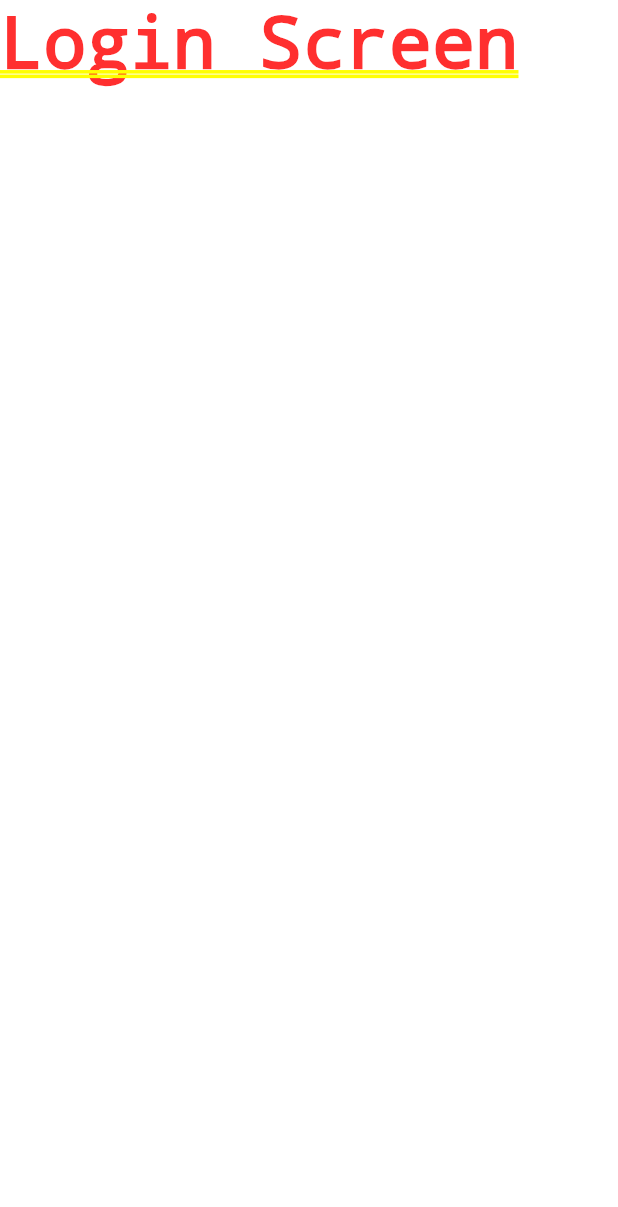
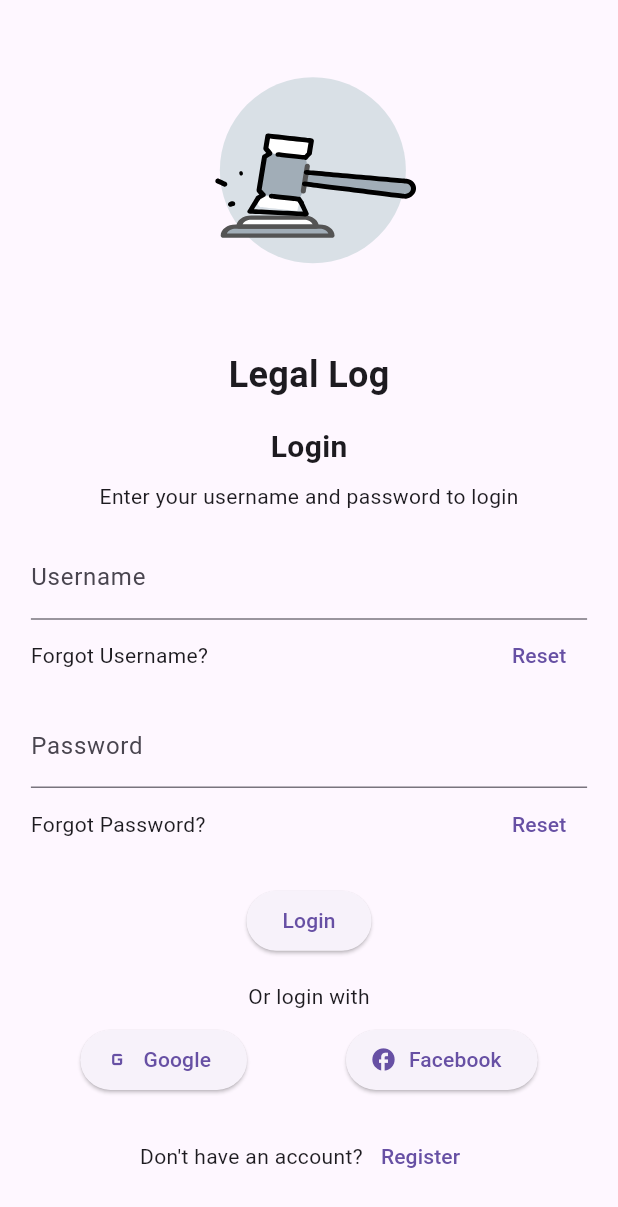
Before and after one commit to 0211Abhay/CPMAD_PROJECT, a Flutter app: the screen it shows after launch, on a phone screen of 412 x 824 dp. Shown: the top 1207 px of the screen. Run offline on Flutter 3.47's test engine with Material 3 defaults, Android fonts, the phone set to English and light mode, and no system bars; our stand-ins replace firebase_core, get, lottie; accounts and stored records are empty.

Commit message:
Added Login Scrren

```diff
--- a/legal_log/lib/features/authentication/screens/login_screen.dart
+++ b/legal_log/lib/features/authentication/screens/login_screen.dart
@@ -1,15 +1,153 @@
 import 'package:flutter/material.dart';
+import 'package:get/get.dart';
+import 'package:lottie/lottie.dart';
 
-class LoginScreen extends StatefulWidget {
-  const LoginScreen({super.key});
+class LoginScreen extends StatelessWidget {
+  final TextEditingController usernameController = TextEditingController();
+  final TextEditingController passwordController = TextEditingController();
+
+  LoginScreen({super.key});
 
   @override
-  State<LoginScreen> createState() => _LoginScreenState();
-}
+  Widget build(BuildContext context) {
+    final screenWidth = MediaQuery.of(context).size.width;
+    final screenHeight = MediaQuery.of(context).size.height;
 
-class _LoginScreenState extends State<LoginScreen> {
-  @override
-  Widget build(BuildContext context) {
-    return Text('Login Screen');
+    return Scaffold(
+      body: SingleChildScrollView(
+        child: Padding(
+          padding: EdgeInsets.symmetric(
+            horizontal: screenWidth * 0.05, // Adjust padding relative to screen width
+            vertical: screenHeight * 0.02, // Adjust vertical padding
+          ),
+          child: Column(
+            mainAxisAlignment: MainAxisAlignment.center,
+            children: [
+              // Logo
+              Lottie.asset(
+                "assets/lottie/hammer.json",
+                width: 200, // Adjust the width
+                height: 200, // Adjust the height
+                fit: BoxFit.contain, // Ensure it fits within its bounds
+              ),
+
+              SizedBox(height: screenHeight * 0.02), // Responsive spacing
+
+              const Text(
+                'Legal Log',
+                style: TextStyle(fontSize: 24, fontWeight: FontWeight.bold),
+              ),
+
+              SizedBox(height: screenHeight * 0.02),
+
+              const Text(
+                'Login',
+                style: TextStyle(fontSize: 20, fontWeight: FontWeight.bold),
+              ),
+
+              SizedBox(height: screenHeight * 0.01),
+
+              const Text('Enter your username and password to login'),
+
+              SizedBox(height: screenHeight * 0.02),
+
+              // Username Field
+              TextField(
+                controller: usernameController,
+                decoration: const InputDecoration(labelText: 'Username'),
+              ),
+
+              Row(
+                mainAxisAlignment: MainAxisAlignment.spaceBetween,
+                children: [
+                  const Text('Forgot Username?'),
+                  TextButton(
+                    onPressed: () {
+                      // Implement forgot username functionality
+                    },
+                    child: const Text('Reset'),
+                  ),
+                ],
+              ),
+
+              SizedBox(height: screenHeight * 0.01),
+
+              // Password Field
+              TextField(
+                controller: passwordController,
+                obscureText: true,
+                decoration: const InputDecoration(labelText: 'Password'),
+              ),
+
+              Row(
+                mainAxisAlignment: MainAxisAlignment.spaceBetween,
+                children: [
+                  const Text('Forgot Password?'),
+                  TextButton(
+                    onPressed: () {
+                      // Implement forgot password functionality
+                    },
+                    child: const Text('Reset'),
+                  ),
+                ],
+              ),
+
+              SizedBox(height: screenHeight * 0.02),
+
+              // Login Button
+              ElevatedButton(
+                onPressed: () {
+                  // Implement login logic using GetX
+                  Get.toNamed('/dashboard'); // Navigate to dashboard on successful login
+                },
+                child: const Text('Login'),
+              ),
+
+              SizedBox(height: screenHeight * 0.02),
+
+              const Text('Or login with'),
+
+              SizedBox(height: screenHeight * 0.01),
+
+              // Social Login Buttons
+              Row(
+                mainAxisAlignment: MainAxisAlignment.spaceAround,
+                children: [
+                  ElevatedButton.icon(
+                    onPressed: () {
+                      // Implement Google login
+                    },
+                    icon: const Icon(Icons.g_mobiledata),
+                    label: const Text('Google'),
+                  ),
+                  ElevatedButton.icon(
+                    onPressed: () {
+                      // Implement Facebook login
+                    },
+                    icon: const Icon(Icons.facebook),
+                    label: const Text('Facebook'),
+                  ),
+                ],
+              ),
+
+              SizedBox(height: screenHeight * 0.02),
+
+              Row(
+                mainAxisAlignment: MainAxisAlignment.center,
+                children: [
+                  const Text("Don't have an account?"),
+                  TextButton(
+                    onPressed: () {
+                      Get.toNamed('/register'); // Navigate to registration screen
+                    },
+                    child: const Text('Register'),
+                  ),
+                ],
+              )
+            ],
+          ),
+        ),
+      ),
+    );
   }
 }
--- a/legal_log/pubspec.yaml
+++ b/legal_log/pubspec.yaml
@@ -43,6 +43,9 @@ dependencies:
   syncfusion_flutter_pdfviewer: ^27.1.58
   geocoding: ^3.0.0
   geolocator: ^13.0.1
+  flutter_svg: ^2.0.3
+  flutter_any_logo: ^1.1.1
+  lottie: ^3.1.3
 
 dev_dependencies:
   flutter_test:
@@ -68,6 +71,7 @@ flutter:
 
   # To add assets to your application, add an assets section, like this:
   assets:
+      - assets/lottie/
       - assets/images/
   #   - images/a_dot_burr.jpeg
   #   - images/a_dot_ham.jpeg
```
Also changed, not shown: legal_log/assets/lottie/hammer.json (added, +1 -0 lines), legal_log/assets/images/google.svg (added), legal_log/lib/main.dart (line endings or trailing spaces), legal_log/pubspec.lock, 5 other files.
